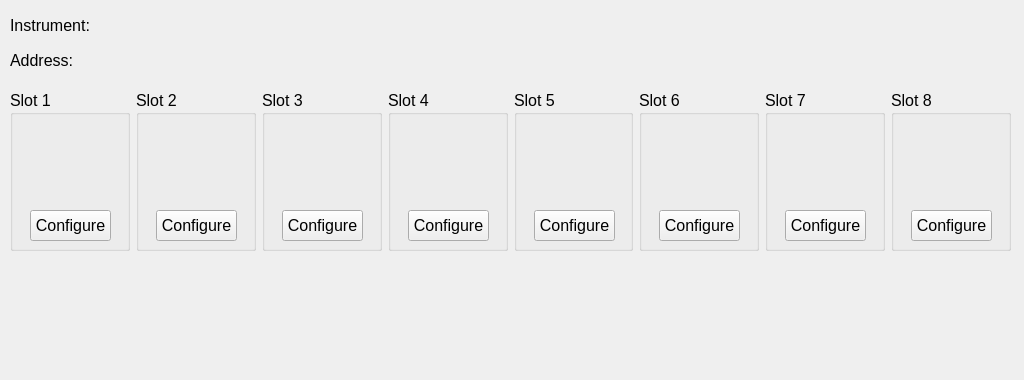
This is src/Device_Config_Windows/OSICSMainframeSetupWindow.ui in shattered97/OSICS_Interface as Qt 5 draws it before an edit; both pictures show x 0 to 1024 and y 0 to 380 of the 1024 by 768 pixel window. The edited form follows.
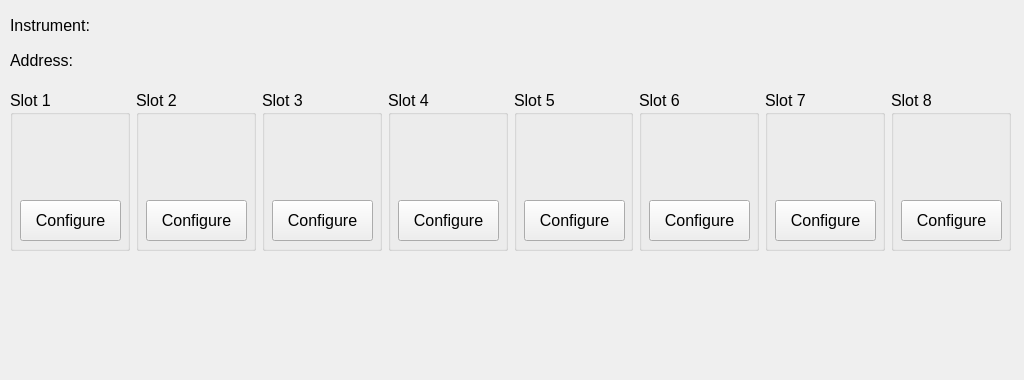
This is the edited form.

```diff
--- a/src/Device_Config_Windows/OSICSMainframeSetupWindow.ui
+++ b/src/Device_Config_Windows/OSICSMainframeSetupWindow.ui
@@ -79,10 +79,10 @@
        <widget class="QPushButton" name="configSlot1Btn">
         <property name="geometry">
          <rect>
-          <x>20</x>
-          <y>120</y>
-          <width>81</width>
-          <height>31</height>
+          <x>10</x>
+          <y>110</y>
+          <width>101</width>
+          <height>41</height>
          </rect>
         </property>
         <property name="font">
@@ -112,10 +112,10 @@
        <widget class="QPushButton" name="configSlot2Btn">
         <property name="geometry">
          <rect>
-          <x>20</x>
-          <y>120</y>
-          <width>81</width>
-          <height>31</height>
+          <x>10</x>
+          <y>110</y>
+          <width>101</width>
+          <height>41</height>
          </rect>
         </property>
         <property name="font">
@@ -145,10 +145,10 @@
        <widget class="QPushButton" name="configSlot3Btn">
         <property name="geometry">
          <rect>
-          <x>20</x>
-          <y>120</y>
-          <width>81</width>
-          <height>31</height>
+          <x>10</x>
+          <y>110</y>
+          <width>101</width>
+          <height>41</height>
          </rect>
         </property>
         <property name="font">
@@ -178,10 +178,10 @@
        <widget class="QPushButton" name="configSlot4Btn">
         <property name="geometry">
          <rect>
-          <x>20</x>
-          <y>120</y>
-          <width>81</width>
-          <height>31</height>
+          <x>10</x>
+          <y>110</y>
+          <width>101</width>
+          <height>41</height>
          </rect>
         </property>
         <property name="font">
@@ -211,10 +211,10 @@
        <widget class="QPushButton" name="configSlot5Btn">
         <property name="geometry">
          <rect>
-          <x>20</x>
-          <y>120</y>
-          <width>81</width>
-          <height>31</height>
+          <x>10</x>
+          <y>110</y>
+          <width>101</width>
+          <height>41</height>
          </rect>
         </property>
         <property name="font">
@@ -244,10 +244,10 @@
        <widget class="QPushButton" name="configSlot6Btn">
         <property name="geometry">
          <rect>
-          <x>20</x>
-          <y>120</y>
-          <width>81</width>
-          <height>31</height>
+          <x>10</x>
+          <y>110</y>
+          <width>101</width>
+          <height>41</height>
          </rect>
         </property>
         <property name="font">
@@ -277,10 +277,10 @@
        <widget class="QPushButton" name="configSlot7Btn">
         <property name="geometry">
          <rect>
-          <x>20</x>
-          <y>120</y>
-          <width>81</width>
-          <height>31</height>
+          <x>10</x>
+          <y>110</y>
+          <width>101</width>
+          <height>41</height>
          </rect>
         </property>
         <property name="font">
@@ -310,10 +310,10 @@
        <widget class="QPushButton" name="configSlot8Btn">
         <property name="geometry">
          <rect>
-          <x>20</x>
-          <y>120</y>
-          <width>81</width>
-          <height>31</height>
+          <x>10</x>
+          <y>110</y>
+          <width>101</width>
+          <height>41</height>
          </rect>
         </property>
         <property name="font">
```
Left out of the diff: 4 changed lines with no effect on the pictures.
